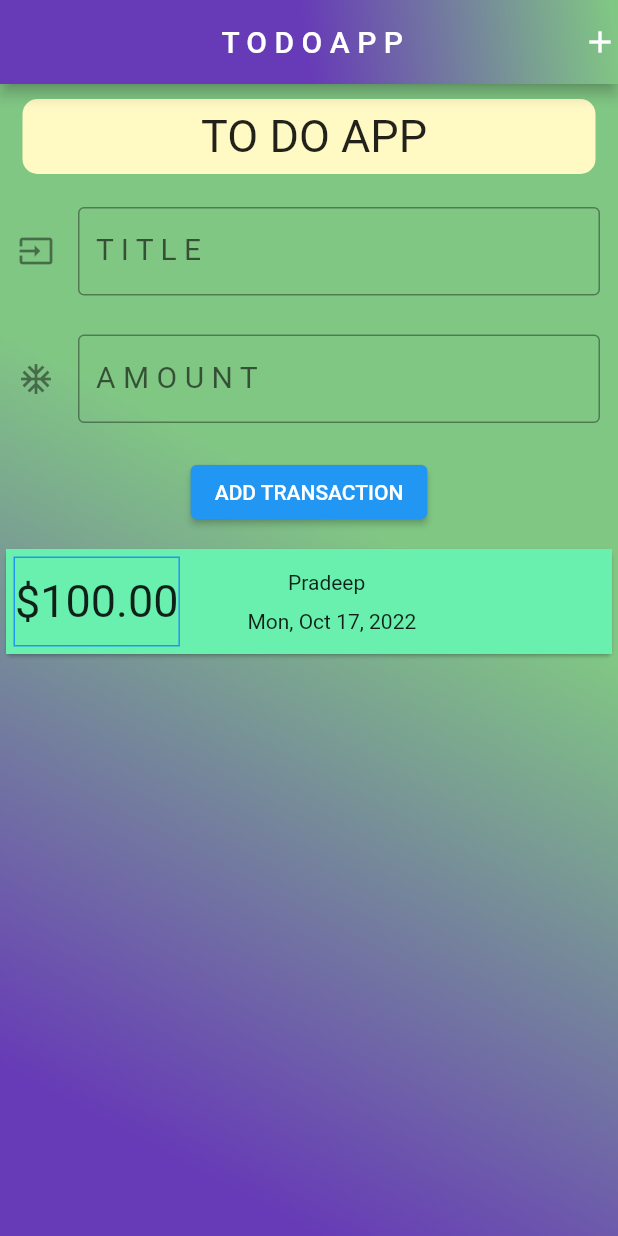
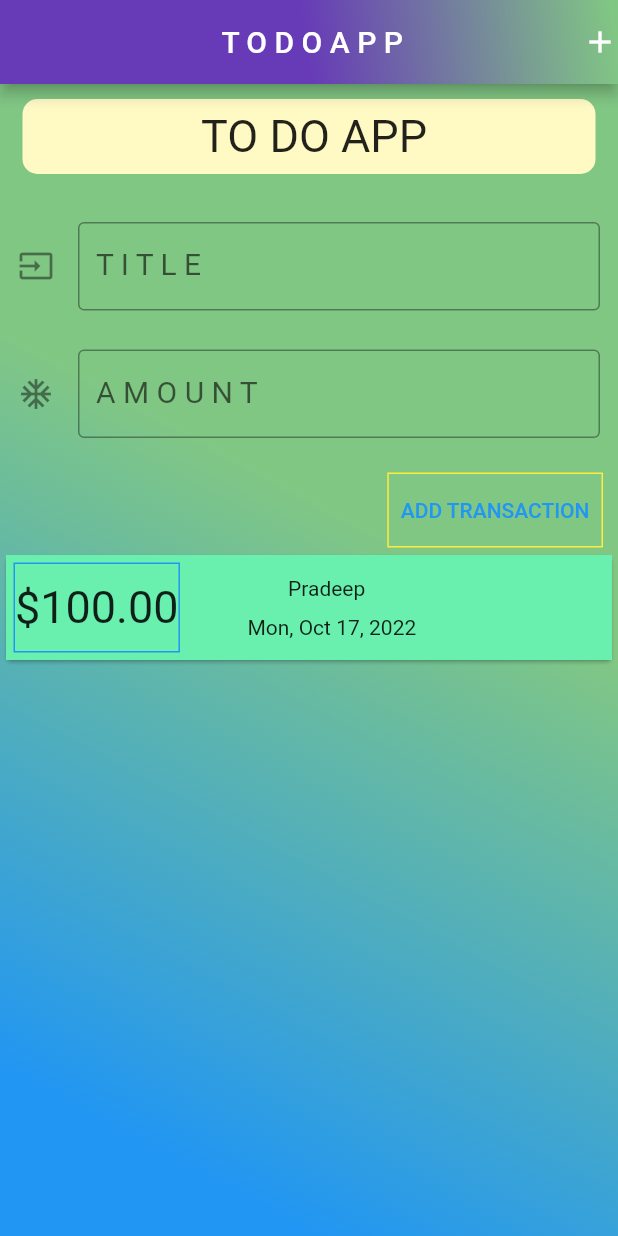
Before and after one commit to Professor150/Flutter, a Flutter app: the screen it shows after launch, after a tap on "ADD TRANSACTION", on a phone screen of 412 x 824 dp. Run offline on Flutter 3.47's test engine with Material 2 defaults, Android fonts, the phone set to English and light mode, and no system bars.

Commit message:
Marge All

```diff
--- a/lib/widgets/homepage.dart
+++ b/lib/widgets/homepage.dart
@@ -1,6 +1,9 @@
 import 'package:flutter/material.dart';
+import 'package:flutter_application_1/widgets/transaction_list.dart';
+import 'package:flutter_application_1/widgets/usertransaction.dart';
 import 'package:intl/intl.dart';
 import '/widgets/models/transaction.dart';
+import 'newtransaction.dart';
 
 class HomePage extends StatefulWidget {
   const HomePage({super.key});
@@ -10,15 +13,8 @@ class HomePage extends StatefulWidget {
 }
 
 class HomePageState extends State<HomePage> {
-  final List<Translation> transaction = [
-    Translation(id: '1', name: 'Pradeep  ', amount: 100, date: DateTime.now())
-  ];
-
   // late String titleInput;
   // late String amountInput;
-
-  final titleController = TextEditingController();
-  final amountController = TextEditingController();
 
   @override
   Widget build(BuildContext context) {
@@ -40,12 +36,16 @@ class HomePageState extends State<HomePage> {
         ),
       ),
       body: Container(
+        height: double.infinity,
         decoration: BoxDecoration(
             gradient: LinearGradient(
                 begin: Alignment.bottomCenter,
                 end: Alignment.centerRight,
-                colors: <Color>[Colors.deepPurple, Colors.green.shade300])),
+                colors: <Color>[Colors.blue, Colors.green.shade300])),
+        child: Expanded(
+          child: SingleChildScrollView(
             child: Column(
+              crossAxisAlignment: CrossAxisAlignment.end,
               children: [
                 Container(
                   margin: EdgeInsets.symmetric(vertical: 10, horizontal: 15),
@@ -63,86 +63,11 @@ class HomePageState extends State<HomePage> {
                     ),
                   ),
                 ),
-            Padding(
-              padding: const EdgeInsets.all(12.0),
-              child: TextField(
-                // onChanged: ((value) => titleInput = value),
-                controller: titleController,
-                decoration: InputDecoration(
-                  labelText: 'T I T L E',
-                  labelStyle: TextStyle(fontSize: 20),
-                  border: OutlineInputBorder(),
-                  icon: Icon(Icons.input),
-                ),
-              ),
-            ),
-            SizedBox(
-              height: 2,
-            ),
-            Padding(
-              padding: const EdgeInsets.all(12.0),
-              child: TextField(
-                controller: amountController,
-                decoration: InputDecoration(
-                  border: OutlineInputBorder(),
-                  labelText: 'A M O U N T',
-                  labelStyle: TextStyle(fontSize: 20),
-                  icon: Icon(Icons.ac_unit_outlined),
-                ),
-                keyboardType: TextInputType.number,
-              ),
-            ),
-            SizedBox(
-              height: 10,
-            ),
-            ElevatedButton(
-              onPressed: () {
-                print(titleController.text);
-                print(amountController.text);
-              },
-              child: Text('ADD TRANSACTION'),
-            ),
                 SizedBox(height: 10),
-            Column(
-              children: transaction.map((tx) {
-                return Card(
-                  child: Container(
-                    color: Colors.greenAccent,
-                    child: Row(
-                      children: [
-                        Container(
-                          margin: EdgeInsets.all(5),
-                          height: 60,
-                          decoration: BoxDecoration(
-                              color: Colors.greenAccent,
-                              border: Border.all(color: Colors.blue)),
-                          child: Center(
-                            child: Text(
-                              '\$${tx.amount.toStringAsFixed(2)}',
-                              style: TextStyle(fontSize: 30),
-                            ),
-                          ),
-                        ),
-                        Container(
-                          color: Colors.greenAccent,
-                          margin: EdgeInsets.symmetric(horizontal: 40),
-                          child: Column(
-                            children: [
-                              Text(tx.name),
-                              SizedBox(height: 10),
-                              Text(
-                                DateFormat.yMMMEd().format(tx.date),
-                              ),
+                UserTransaction(),
               ],
             ),
           ),
-                      ],
-                    ),
-                  ),
-                );
-              }).toList(),
-            ),
-          ],
         ),
       ),
     );
--- a/lib/widgets/models/transaction.dart
+++ b/lib/widgets/models/transaction.dart
@@ -1,10 +1,10 @@
-class Translation {
+class Transaction {
   final String id;
   final String name;
   final double amount;
   final DateTime date;
 
-  Translation({
+  Transaction({
     required this.id,
     required this.name,
     required this.amount,
--- a/lib/widgets/newtransaction.dart
+++ b/lib/widgets/newtransaction.dart
@@ -0,0 +1,64 @@
+import 'package:flutter/material.dart';
+
+class NewTransaction extends StatelessWidget {
+  final Function addTx;
+
+  final titleController = TextEditingController();
+  final amountController = TextEditingController();
+
+  NewTransaction(this.addTx);
+
+  @override
+  Widget build(BuildContext context) {
+    return Column(
+      crossAxisAlignment: CrossAxisAlignment.end,
+      children: [
+        Padding(
+          padding: const EdgeInsets.all(12.0),
+          child: TextField(
+            // onChanged: ((value) => titleInput = value),
+            controller: titleController,
+            decoration: InputDecoration(
+              labelText: 'T I T L E',
+              labelStyle: TextStyle(fontSize: 20),
+              border: OutlineInputBorder(),
+              icon: Icon(Icons.input),
+            ),
+          ),
+        ),
+        SizedBox(
+          height: 2,
+        ),
+        Padding(
+          padding: const EdgeInsets.all(12.0),
+          child: TextField(
+            controller: amountController,
+            decoration: InputDecoration(
+              border: OutlineInputBorder(),
+              labelText: 'A M O U N T',
+              labelStyle: TextStyle(fontSize: 20),
+              icon: Icon(Icons.ac_unit_outlined),
+            ),
+            keyboardType: TextInputType.number,
+          ),
+        ),
+        SizedBox(
+          height: 10,
+        ),
+        Container(
+          margin: EdgeInsets.symmetric(horizontal: 10, vertical: 1),
+          decoration: BoxDecoration(border: Border.all(color: Colors.yellow)),
+          child: TextButton(
+            onPressed: () {
+              addTx(
+                titleController.text,
+                double.parse(amountController.text),
+              );
+            },
+            child: Text('ADD TRANSACTION'),
+          ),
+        ),
+      ],
+    );
+  }
+}
--- a/lib/widgets/transaction_list.dart
+++ b/lib/widgets/transaction_list.dart
@@ -1,17 +1,56 @@
 import 'package:flutter/material.dart';
+import 'package:intl/intl.dart';
 
-class TransactionList extends StatefulWidget {
-  const TransactionList({super.key});
+import 'models/transaction.dart';
+
+class TransactionList extends StatelessWidget {
+  final List<Transaction> transaction;
+
+  TransactionList(this.transaction);
 
   @override
-  State<TransactionList> createState() => _TransactionListState();
-}
-
-class _TransactionListState extends State<TransactionList> {
-  @override
   Widget build(BuildContext context) {
-    return Column(
-      children: [],
+    return Container(
+      height: 300,
+      child: ListView(
+        children: transaction.map((tx) {
+          return Card(
+            child: Container(
+              color: Colors.greenAccent,
+              child: Row(
+                children: [
+                  Container(
+                    margin: EdgeInsets.all(5),
+                    height: 60,
+                    decoration: BoxDecoration(
+                        color: Colors.greenAccent,
+                        border: Border.all(color: Colors.blue)),
+                    child: Center(
+                      child: Text(
+                        '\$${tx.amount.toStringAsFixed(2)}',
+                        style: TextStyle(fontSize: 30),
+                      ),
+                    ),
+                  ),
+                  Container(
+                    color: Colors.greenAccent,
+                    margin: EdgeInsets.symmetric(horizontal: 40),
+                    child: Column(
+                      children: [
+                        Text(tx.name),
+                        SizedBox(height: 10),
+                        Text(
+                          DateFormat.yMMMEd().format(tx.date),
+                        ),
+                      ],
+                    ),
+                  ),
+                ],
+              ),
+            ),
+          );
+        }).toList(),
+      ),
     );
   }
 }
--- a/lib/widgets/usertransaction.dart
+++ b/lib/widgets/usertransaction.dart
@@ -0,0 +1,40 @@
+import 'package:flutter/material.dart';
+
+import 'models/transaction.dart';
+import 'newtransaction.dart';
+import 'transaction_list.dart';
+
+class UserTransaction extends StatefulWidget {
+  const UserTransaction({super.key});
+
+  @override
+  State<UserTransaction> createState() => UserTransactionState();
+}
+
+class UserTransactionState extends State<UserTransaction> {
+  final List<Transaction> _userTransaction = [
+    Transaction(id: '1', name: 'Pradeep  ', amount: 100, date: DateTime.now()),
+  ];
+
+  void _addNewTransaction(String txTitle, double txAmount) {
+    final newTx = Transaction(
+      id: DateTime.now().toString(),
+      name: txTitle,
+      amount: txAmount,
+      date: DateTime.now(),
+    );
+    setState(() {
+      _userTransaction.add(newTx);
+    });
+  }
+
+  @override
+  Widget build(BuildContext context) {
+    return Column(
+      children: [
+        NewTransaction(_addNewTransaction),
+        TransactionList(_userTransaction),
+      ],
+    );
+  }
+}
```
Lines whose indentation alone changed are shown as unchanged.
